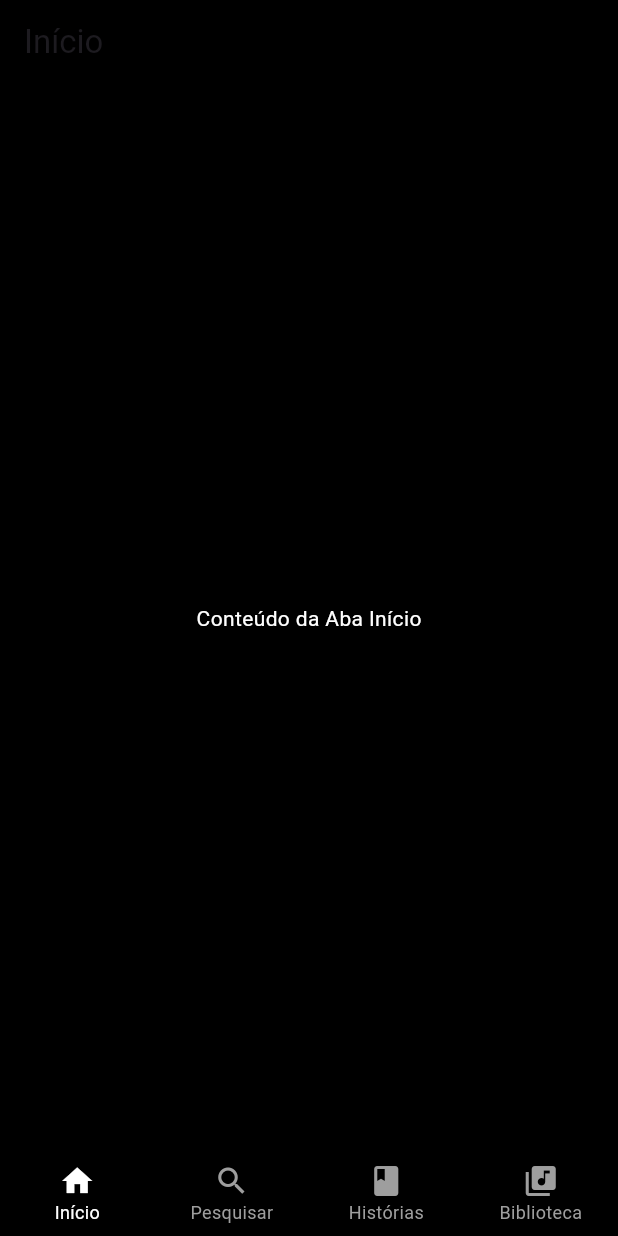
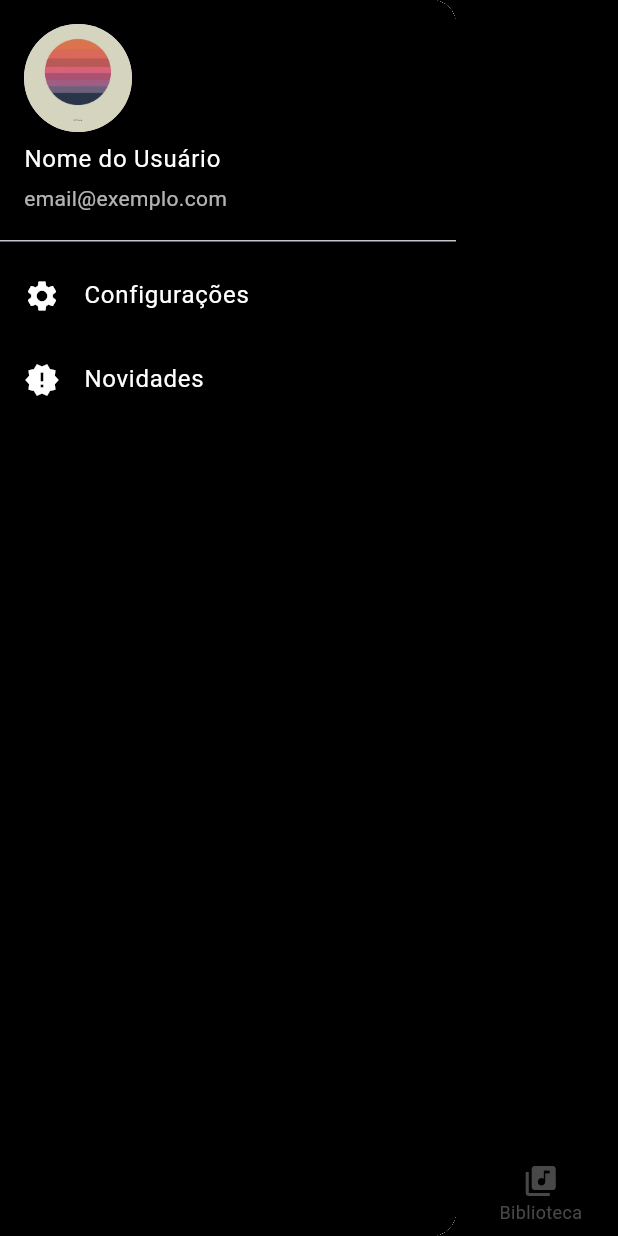
Before and after one commit to MarcoBailer/Hablar, a Flutter app: the HomeScreen screen opened directly, with the side drawer open (before the commit the screen has no drawer), on a phone screen of 412 x 824 dp. Run offline on Flutter 3.47's test engine with Material 3 defaults, Android fonts, the phone set to English and light mode, and no system bars; our stand-ins replace flutter_secure_storage; accounts and stored records are empty; generated files the repository leaves out were written again.

Commit message:
AppBar 0.2

```diff
--- /dev/null
+++ b/lib/src/Widgets/custom_app_bar.dart
@@ -0,0 +1,36 @@
+import 'package:flutter/material.dart';
+
+class CustomAppBar extends StatelessWidget implements PreferredSizeWidget {
+  final String? title;
+
+  const CustomAppBar({Key? key, this.title}) : super(key: key);
+
+  @override
+  Widget build(BuildContext context) {
+    return AppBar(
+      backgroundColor: Colors.transparent,
+      elevation: 0,
+      leading: GestureDetector(
+        onTap: () {
+          Scaffold.of(context).openDrawer();
+        },
+        child: const Padding(
+          padding: EdgeInsets.all(8.0),
+          child: CircleAvatar(
+            backgroundImage: AssetImage('assets/images/Tycho.png'),
+          ),
+        ),
+      ),
+      title: title != null
+          ? Text(
+              title!,
+              style: const TextStyle(fontSize: 24, fontWeight: FontWeight.bold),
+            )
+          : null,
+      centerTitle: true,
+    );
+  }
+
+  @override
+  Size get preferredSize => const Size.fromHeight(kToolbarHeight);
+}
--- /dev/null
+++ b/lib/src/Widgets/custom_drawer.dart
@@ -0,0 +1,61 @@
+import 'package:flutter/material.dart';
+
+import '../pages/drawer/news_screen.dart';
+import '../pages/drawer/settings_screen.dart';
+
+class CustomDrawer extends StatelessWidget {
+  const CustomDrawer({Key? key}) : super(key: key);
+
+  @override
+  Widget build(BuildContext context) {
+    return Drawer(
+      child: Container(
+        color: Colors.black,
+        child: ListView(
+          padding: EdgeInsets.zero,
+          children: [
+            UserAccountsDrawerHeader(
+              decoration: const BoxDecoration(
+                color: Colors.black,
+              ),
+              accountName: const Text(
+                'Nome do Usuário',
+                style: TextStyle(color: Colors.white),
+              ),
+              accountEmail: const Text(
+                'email@exemplo.com',
+                style: TextStyle(color: Colors.white70),
+              ),
+              currentAccountPicture: GestureDetector(
+                onTap: () {},
+                child: const CircleAvatar(
+                  backgroundImage: AssetImage('assets/images/Tycho.png'),
+                ),
+              ),
+            ),
+            ListTile(
+              leading: const Icon(Icons.settings, color: Colors.white),
+              title: const Text('Configurações',
+                  style: TextStyle(color: Colors.white)),
+              onTap: () {
+                Navigator.of(context).pop();
+                Navigator.of(context).push(MaterialPageRoute(
+                    builder: (context) => const SettingsScreen()));
+              },
+            ),
+            ListTile(
+              leading: const Icon(Icons.new_releases, color: Colors.white),
+              title: const Text('Novidades',
+                  style: TextStyle(color: Colors.white)),
+              onTap: () {
+                Navigator.of(context).pop();
+                Navigator.of(context).push(MaterialPageRoute(
+                    builder: (context) => const NewsScreen()));
+              },
+            ),
+          ],
+        ),
+      ),
+    );
+  }
+}
--- a/lib/src/pages/auth/genre_section_screen.dart
+++ b/lib/src/pages/auth/genre_section_screen.dart
@@ -39,6 +39,7 @@ class _GenreSelectionScreenState extends State<GenreSelectionScreen> {
           textAlign: TextAlign.center,
           style: TextStyle(fontSize: 15, color: Colors.white),
         ),
+        automaticallyImplyLeading: false,
         centerTitle: true,
         backgroundColor: const Color.fromARGB(255, 19, 16, 16),
       ),
--- a/lib/src/pages/home/feature_screen.dart
+++ b/lib/src/pages/home/feature_screen.dart
@@ -16,7 +16,8 @@ class FeaturesScreen extends StatelessWidget {
         ),
         centerTitle: true,
         backgroundColor: Colors.transparent, // Torna o AppBar transparente
-        elevation: 0, // Remove a sombra do AppBar
+        elevation: 0,
+        automaticallyImplyLeading: false, // Remove a sombra do AppBar
       ),
       extendBodyBehindAppBar: true, // Estende o corpo atrás do AppBar
       body: Stack(
--- a/lib/src/pages/home/home_screen.dart
+++ b/lib/src/pages/home/home_screen.dart
@@ -1,4 +1,6 @@
 import 'package:flutter/material.dart';
+import 'package:hablar/src/Widgets/custom_app_bar.dart';
+import 'package:hablar/src/Widgets/custom_drawer.dart';
 
 import '../tabs/home_tab.dart';
 import '../tabs/library_tab.dart';
@@ -27,7 +29,10 @@ class _HomeScreenState extends State<HomeScreen> {
   Widget build(BuildContext context) {
     return Scaffold(
       backgroundColor: Colors.black,
-      body: _screens[_currentIndex], // Exibe a tela correspondente à aba selecionada
+      appBar: const CustomAppBar(),
+      drawer: const CustomDrawer(),
+      body: _screens[
+          _currentIndex], // Exibe a tela correspondente à aba selecionada
       bottomNavigationBar: BottomNavigationBar(
         currentIndex: _currentIndex,
         onTap: (index) {
@@ -37,19 +42,23 @@ class _HomeScreenState extends State<HomeScreen> {
         },
         items: [
           BottomNavigationBarItem(
-            icon: Icon(Icons.home, color: _currentIndex == 0 ? Colors.white : Colors.grey),
+            icon: Icon(Icons.home,
+                color: _currentIndex == 0 ? Colors.white : Colors.grey),
             label: 'Início',
           ),
           BottomNavigationBarItem(
-            icon: Icon(Icons.search, color: _currentIndex == 1 ? Colors.white : Colors.grey),
+            icon: Icon(Icons.search,
+                color: _currentIndex == 1 ? Colors.white : Colors.grey),
             label: 'Pesquisar',
           ),
           BottomNavigationBarItem(
-            icon: Icon(Icons.book, color: _currentIndex == 2 ? Colors.white : Colors.grey),
+            icon: Icon(Icons.book,
+                color: _currentIndex == 2 ? Colors.white : Colors.grey),
             label: 'Histórias',
           ),
           BottomNavigationBarItem(
-            icon: Icon(Icons.library_music, color: _currentIndex == 3 ? Colors.white : Colors.grey),
+            icon: Icon(Icons.library_music,
+                color: _currentIndex == 3 ? Colors.white : Colors.grey),
             label: 'Biblioteca',
           ),
         ],
--- a/lib/src/pages/tabs/home_tab.dart
+++ b/lib/src/pages/tabs/home_tab.dart
@@ -5,15 +5,15 @@ class HomeTab extends StatelessWidget {
 
   @override
   Widget build(BuildContext context) {
-    return Scaffold(
+    return const Scaffold(
       backgroundColor: Colors.black,
-      appBar: AppBar(
-        title: const Text('Início'),
-        backgroundColor: Colors.transparent,
-        elevation: 0,
-        automaticallyImplyLeading: false,
-      ),
-      body: const Center(
+      // appBar: AppBar(
+      //   title: const Text('Início'),
+      //   backgroundColor: Colors.transparent,
+      //   elevation: 0,
+      //   automaticallyImplyLeading: false,
+      // ),
+      body: Center(
         child: Text(
           'Conteúdo da Aba Início',
           style: TextStyle(color: Colors.white),
```
Also changed, not shown: lib/src/pages/drawer/news_screen.dart (added, +20 -0 lines), lib/src/pages/drawer/settings_screen.dart (added, +21 -0 lines), lib/src/pages/tabs/library_tab.dart (+7 -7 lines), lib/src/pages/tabs/search_tab.dart (+7 -7 lines), lib/src/pages/tabs/stories_tab.dart (+7 -7 lines).
